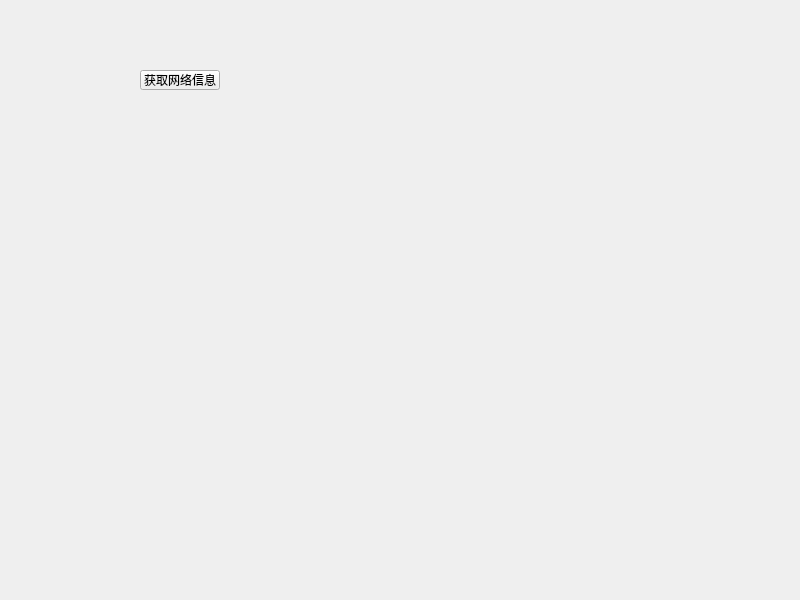
This is QtToolsInCreator/QtDemos/QNetwork/widget.ui in hellomyworld11/Qt as Qt 5 draws it before an edit. The edited form follows.
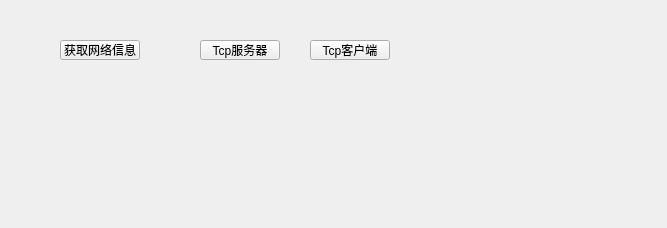
This is the edited form.

```diff
--- a/QtToolsInCreator/QtDemos/QNetwork/widget.ui
+++ b/QtToolsInCreator/QtDemos/QNetwork/widget.ui
@@ -6,8 +6,8 @@
    <rect>
     <x>0</x>
     <y>0</y>
-    <width>800</width>
-    <height>600</height>
+    <width>667</width>
+    <height>228</height>
    </rect>
   </property>
   <property name="windowTitle">
@@ -16,8 +16,8 @@
   <widget class="QPushButton" name="btn_testInter">
    <property name="geometry">
     <rect>
-     <x>140</x>
-     <y>70</y>
+     <x>60</x>
+     <y>40</y>
      <width>80</width>
      <height>20</height>
     </rect>
@@ -26,6 +26,32 @@
     <string>获取网络信息</string>
    </property>
   </widget>
+  <widget class="QPushButton" name="btn_TcpServer">
+   <property name="geometry">
+    <rect>
+     <x>200</x>
+     <y>40</y>
+     <width>80</width>
+     <height>20</height>
+    </rect>
+   </property>
+   <property name="text">
+    <string>Tcp服务器</string>
+   </property>
+  </widget>
+  <widget class="QPushButton" name="btn_client">
+   <property name="geometry">
+    <rect>
+     <x>310</x>
+     <y>40</y>
+     <width>80</width>
+     <height>20</height>
+    </rect>
+   </property>
+   <property name="text">
+    <string>Tcp客户端</string>
+   </property>
+  </widget>
  </widget>
  <resources/>
  <connections/>
```
